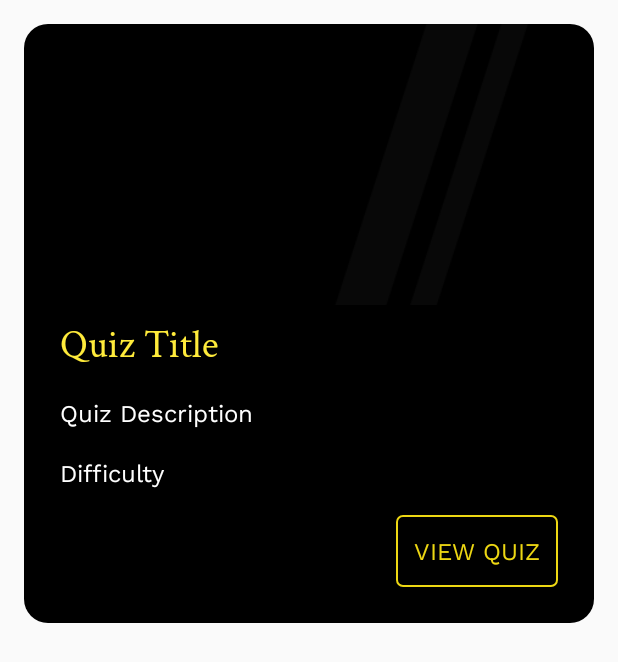
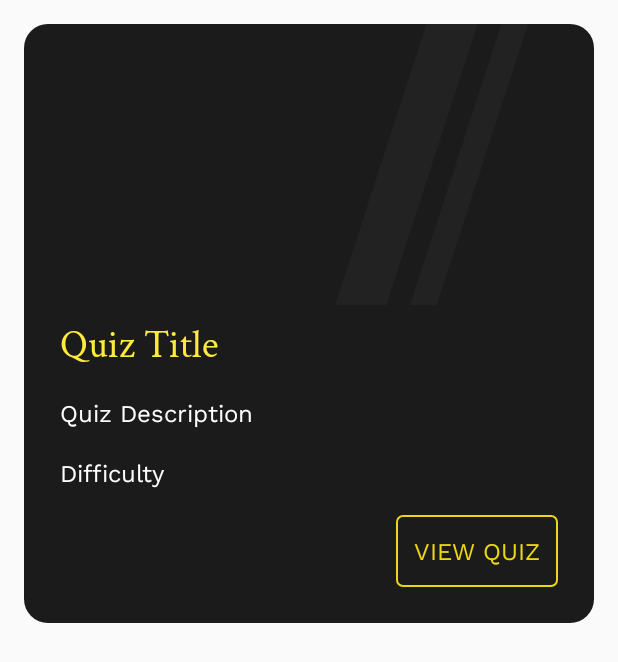
Before and after one commit to musfiqur552608/Quiz-App-MVVM, an Android app: the layout single_list_item.xml on its own in the app's theme, with its tools: preview values and no code run, on a phone screen of 412 x 824 dp. Shown: the top 662 px of the screen. Run offline under Robolectric (Android 15) with nearby library versions, the phone set to English and light mode, and no system bars.

Commit message:
error updated

```diff
--- a/app/src/main/java/com/example/quizapp/QuizListModel.java
+++ b/app/src/main/java/com/example/quizapp/QuizListModel.java
@@ -3,7 +3,7 @@ package com.example.quizapp;
 import com.google.firebase.firestore.DocumentId;
 
 public class QuizListModel {
-    @DocumentId
+    //@DocumentId
     private String name, desc, imgae, level, visibility;
     private long questions;
     private String quiz_id;
--- a/app/src/main/res/drawable/dark_bg.xml
+++ b/app/src/main/res/drawable/dark_bg.xml
@@ -1,5 +1,5 @@
 <?xml version="1.0" encoding="utf-8"?>
 <shape xmlns:android="http://schemas.android.com/apk/res/android">
-    <solid android:color="@color/black"/>
+    <solid android:color="#1B1B1B"/>
     <corners android:radius="16dp"/>
 </shape>
```
